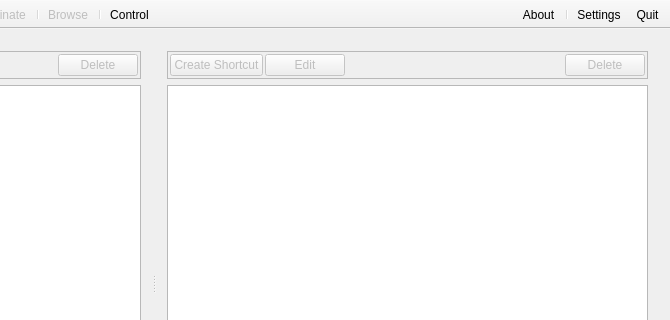
Old version of the form src/mainwindow.ui in the repository LLIAKAJL/WineWizard; both pictures show x 151 to 821 and y 0 to 320 of the 821 by 542 pixel window.
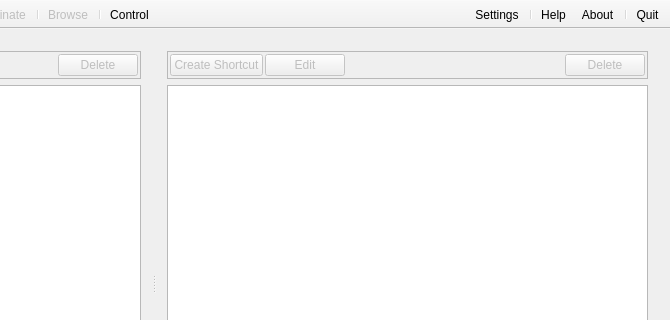
New version of the form. Icons and pictures are not drawn. Custom widgets are drawn as their Qt base class.

Commit message: Help urls changed

What changed in the file:
```diff
--- a/src/mainwindow.ui
+++ b/src/mainwindow.ui
@@ -272,9 +272,11 @@
     <bool>false</bool>
    </attribute>
    <addaction name="actionQuit"/>
-   <addaction name="actionSettings"/>
    <addaction name="separator"/>
    <addaction name="actionAbout"/>
+   <addaction name="actionHelp"/>
+   <addaction name="separator"/>
+   <addaction name="actionSettings"/>
   </widget>
   <action name="actionTerminate">
    <property name="enabled">
@@ -356,6 +358,11 @@
     <string>About</string>
    </property>
   </action>
+  <action name="actionHelp">
+   <property name="text">
+    <string>Help</string>
+   </property>
+  </action>
  </widget>
  <layoutdefault spacing="6" margin="11"/>
  <customwidgets>
```
The commit also changes 16 other files.
